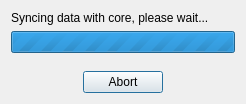
The window that src/qtui/settingspages/saveidentitiesdlg.ui (quassel/quassel) describes before a commit, drawn with Qt 5.
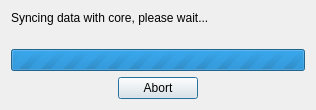
The same window after the commit. Icons and pictures are not drawn.

```diff
--- a/src/qtui/settingspages/saveidentitiesdlg.ui
+++ b/src/qtui/settingspages/saveidentitiesdlg.ui
@@ -5,8 +5,8 @@
    <rect>
     <x>0</x>
     <y>0</y>
-    <width>246</width>
-    <height>104</height>
+    <width>316</width>
+    <height>110</height>
    </rect>
   </property>
   <property name="windowTitle" >
@@ -14,6 +14,8 @@
   </property>
   <layout class="QVBoxLayout" >
    <item>
+    <layout class="QVBoxLayout" >
+     <item>
     <widget class="QLabel" name="label" >
      <property name="text" >
       <string>Syncing data with core, please wait...</string>
@@ -26,6 +28,19 @@
      </property>
     </widget>
    </item>
+     <item>
+      <spacer>
+       <property name="orientation" >
+        <enum>Qt::Vertical</enum>
+       </property>
+       <property name="sizeHint" >
+        <size>
+         <width>20</width>
+         <height>40</height>
+        </size>
+       </property>
+      </spacer>
+     </item>
    <item>
     <widget class="QProgressBar" name="progressBar" >
      <property name="maximum" >
@@ -39,19 +54,6 @@
      </property>
     </widget>
    </item>
-   <item>
-    <spacer>
-     <property name="orientation" >
-      <enum>Qt::Vertical</enum>
-     </property>
-     <property name="sizeHint" >
-      <size>
-       <width>20</width>
-       <height>40</height>
-      </size>
-     </property>
-    </spacer>
-   </item>
    <item>
     <layout class="QHBoxLayout" >
      <item>
@@ -95,6 +97,8 @@
         </size>
        </property>
       </spacer>
+       </item>
+      </layout>
      </item>
     </layout>
    </item>
```
Lines whose indentation alone changed are shown as unchanged.
